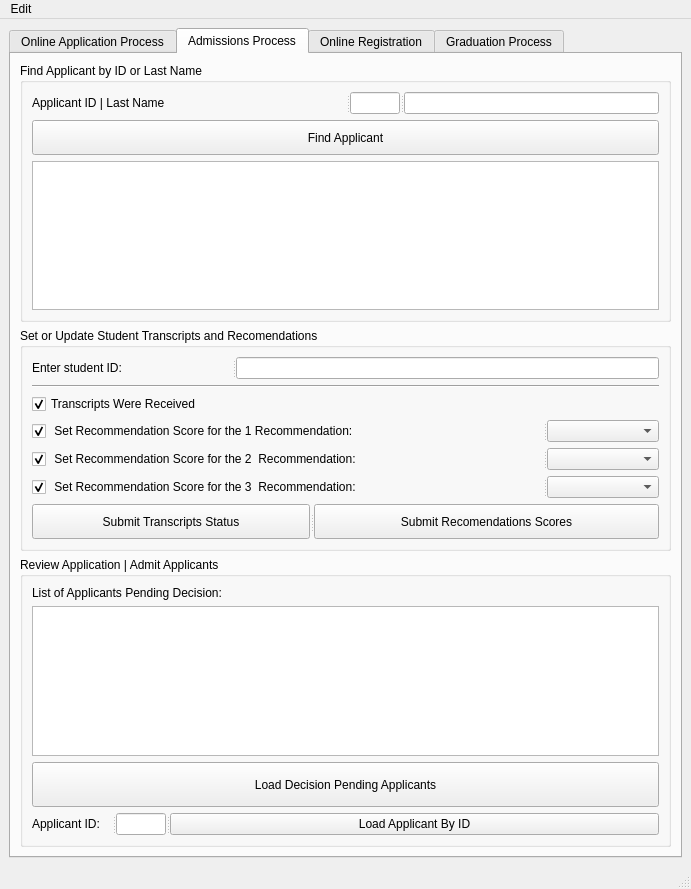
Old version of the form starrs/ui/ui_main.ui in the repository kiryha/CIS556.
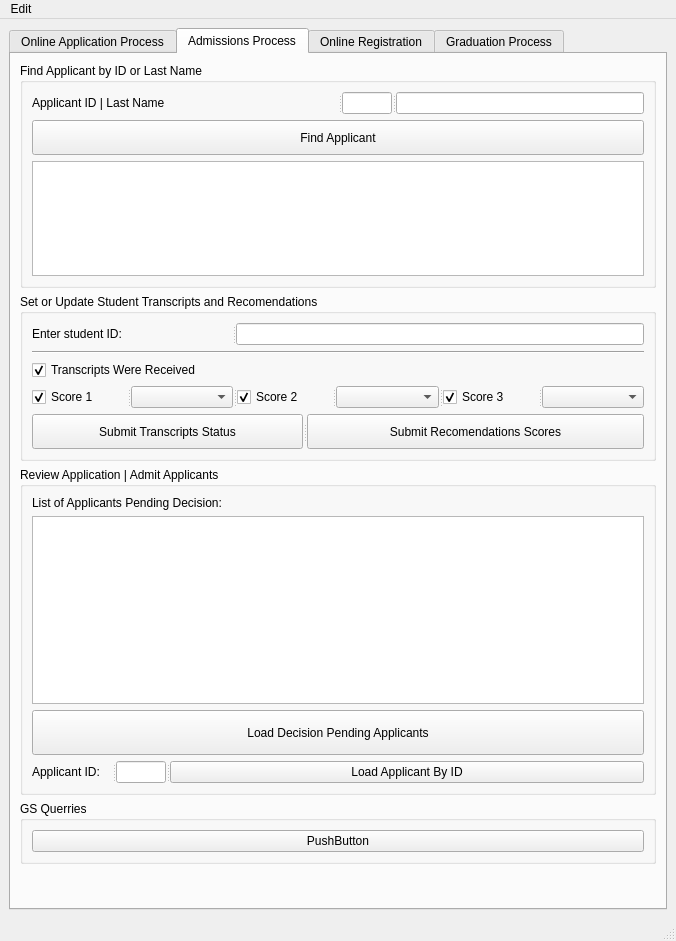
New version of the form. The open tabs and pages were chosen to show the change.

The edit to the form file:
```diff
--- a/starrs/ui/ui_main.ui
+++ b/starrs/ui/ui_main.ui
@@ -6,8 +6,8 @@
    <rect>
     <x>0</x>
     <y>0</y>
-    <width>691</width>
-    <height>889</height>
+    <width>676</width>
+    <height>941</height>
    </rect>
   </property>
   <property name="windowTitle">
@@ -622,7 +622,7 @@
              <property name="maximumSize">
               <size>
                <width>16777215</width>
-               <height>200</height>
+               <height>120</height>
               </size>
              </property>
             </widget>
@@ -698,56 +698,42 @@
              <widget class="QCheckBox" name="chbDoRecommendation_1">
               <property name="minimumSize">
                <size>
-                <width>500</width>
+                <width>0</width>
                 <height>0</height>
                </size>
               </property>
               <property name="text">
-               <string> Set Recommendation Score for the 1 Recommendation:</string>
+               <string>Score 1</string>
               </property>
               <property name="checked">
                <bool>true</bool>
               </property>
              </widget>
              <widget class="QComboBox" name="comRecomendationScore_1"/>
-            </widget>
-           </item>
-           <item>
-            <widget class="QSplitter" name="splitter_38">
-             <property name="orientation">
-              <enum>Qt::Horizontal</enum>
-             </property>
              <widget class="QCheckBox" name="chbDoRecommendation_2">
               <property name="minimumSize">
                <size>
-                <width>500</width>
+                <width>0</width>
                 <height>0</height>
                </size>
               </property>
               <property name="text">
-               <string> Set Recommendation Score for the 2  Recommendation:</string>
+               <string>Score 2</string>
               </property>
               <property name="checked">
                <bool>true</bool>
               </property>
              </widget>
              <widget class="QComboBox" name="comRecomendationScore_2"/>
-            </widget>
-           </item>
-           <item>
-            <widget class="QSplitter" name="splitter_39">
-             <property name="orientation">
-              <enum>Qt::Horizontal</enum>
-             </property>
              <widget class="QCheckBox" name="chbDoRecommendation_3">
               <property name="minimumSize">
                <size>
-                <width>500</width>
+                <width>0</width>
                 <height>0</height>
                </size>
               </property>
               <property name="text">
-               <string> Set Recommendation Score for the 3  Recommendation:</string>
+               <string>Score 3</string>
               </property>
               <property name="checked">
                <bool>true</bool>
@@ -851,6 +837,22 @@
           </layout>
          </widget>
         </item>
+        <item>
+         <widget class="QGroupBox" name="groupBox_8">
+          <property name="title">
+           <string>GS Querries</string>
+          </property>
+          <layout class="QVBoxLayout" name="verticalLayout_4">
+           <item>
+            <widget class="QPushButton" name="pushButton_2">
+             <property name="text">
+              <string>PushButton</string>
+             </property>
+            </widget>
+           </item>
+          </layout>
+         </widget>
+        </item>
         <item>
          <spacer name="verticalSpacer_3">
           <property name="orientation">
@@ -885,7 +887,7 @@
     <rect>
      <x>0</x>
      <y>0</y>
-     <width>691</width>
+     <width>676</width>
      <height>21</height>
     </rect>
    </property>
```
Left out of the diff: 2 changed lines with no effect on the pictures.
